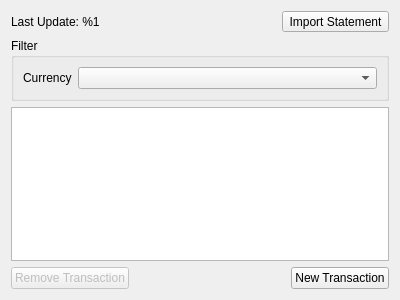
This is src/transactionstab.ui in VSRonin/BudgetyMcBudgetface as Qt 5 draws it before an edit. The edited form follows.
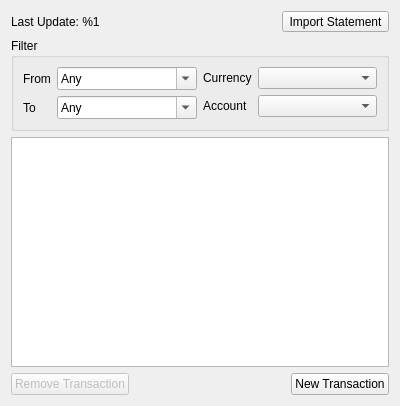
This is the edited form.

What changed in the file:
```diff
--- a/src/transactionstab.ui
+++ b/src/transactionstab.ui
@@ -7,7 +7,7 @@
     <x>0</x>
     <y>0</y>
     <width>400</width>
-    <height>300</height>
+    <height>406</height>
    </rect>
   </property>
   <property name="windowTitle">
@@ -53,16 +53,94 @@
      <property name="title">
       <string>Filter</string>
      </property>
-     <layout class="QFormLayout" name="formLayout">
-      <item row="0" column="0">
-       <widget class="QLabel" name="label">
-        <property name="text">
-         <string>Currency</string>
-        </property>
-       </widget>
+     <layout class="QHBoxLayout" name="horizontalLayout_3">
+      <item>
+       <layout class="QFormLayout" name="formLayout">
+        <item row="0" column="0">
+         <widget class="QLabel" name="label_2">
+          <property name="text">
+           <string>From</string>
+          </property>
+         </widget>
+        </item>
+        <item row="0" column="1">
+         <widget class="QDateEdit" name="fromDateEdit">
+          <property name="specialValueText">
+           <string>Any</string>
+          </property>
+          <property name="correctionMode">
+           <enum>QAbstractSpinBox::CorrectToNearestValue</enum>
+          </property>
+          <property name="minimumDateTime">
+           <datetime>
+            <hour>0</hour>
+            <minute>0</minute>
+            <second>0</second>
+            <year>2000</year>
+            <month>1</month>
+            <day>1</day>
+           </datetime>
+          </property>
+          <property name="calendarPopup">
+           <bool>true</bool>
+          </property>
+         </widget>
+        </item>
+        <item row="1" column="0">
+         <widget class="QLabel" name="label_3">
+          <property name="text">
+           <string>To</string>
+          </property>
+         </widget>
+        </item>
+        <item row="1" column="1">
+         <widget class="QDateEdit" name="toDateEdit">
+          <property name="specialValueText">
+           <string>Any</string>
+          </property>
+          <property name="correctionMode">
+           <enum>QAbstractSpinBox::CorrectToNearestValue</enum>
+          </property>
+          <property name="minimumDateTime">
+           <datetime>
+            <hour>0</hour>
+            <minute>0</minute>
+            <second>0</second>
+            <year>2000</year>
+            <month>1</month>
+            <day>1</day>
+           </datetime>
+          </property>
+          <property name="calendarPopup">
+           <bool>true</bool>
+          </property>
+         </widget>
+        </item>
+       </layout>
       </item>
-      <item row="0" column="1">
-       <widget class="QComboBox" name="currencyFilterCombo"/>
+      <item>
+       <layout class="QFormLayout" name="formLayout_2">
+        <item row="0" column="0">
+         <widget class="QLabel" name="label">
+          <property name="text">
+           <string>Currency</string>
+          </property>
+         </widget>
+        </item>
+        <item row="0" column="1">
+         <widget class="QComboBox" name="currencyFilterCombo"/>
+        </item>
+        <item row="1" column="0">
+         <widget class="QLabel" name="label_4">
+          <property name="text">
+           <string>Account</string>
+          </property>
+         </widget>
+        </item>
+        <item row="1" column="1">
+         <widget class="QComboBox" name="accountFilterCombo"/>
+        </item>
+       </layout>
       </item>
      </layout>
     </widget>
```
